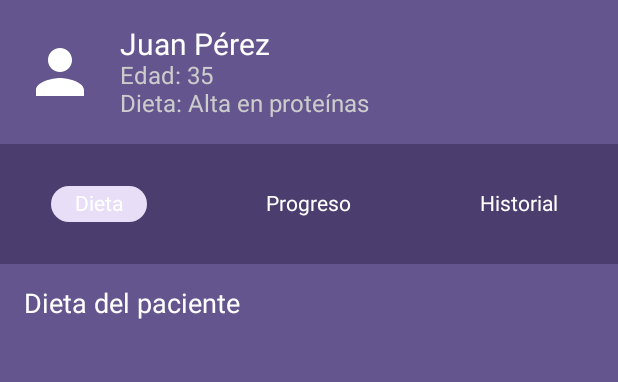
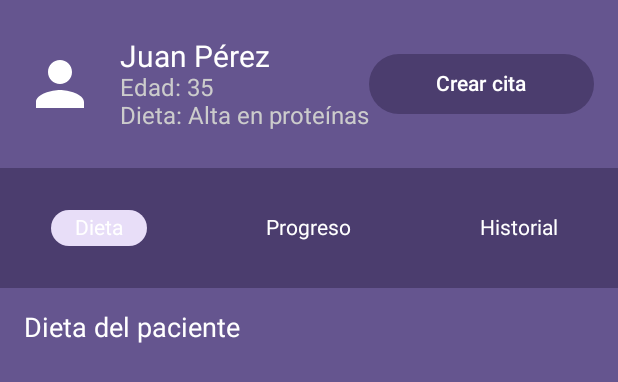
Before and after one commit to 214201827/nutri-app, an Android app built with Jetpack Compose: the @Preview function PreviewPatientDetailScreen, on a phone screen of 412 x 824 dp. Shown: the top 382 px of the screen. Run offline under Robolectric (Android 15) with nearby library versions, the phone set to English and light mode, and no system bars.

Commit message:
se aGREGO INTERFAZ PARA CREAR CITA

```diff
--- a/app/src/main/java/com/example/nutricionapp/LoginScreen.kt
+++ b/app/src/main/java/com/example/nutricionapp/LoginScreen.kt
@@ -151,6 +151,7 @@ fun LoginScreen(navController: NavHostController) {
                 Text(text = "Iniciar sesión", color = Color(0xFF4B3D6E), fontSize = 16.sp)
             }
 
+
             TextButton(onClick = { navController.navigate("RegisterOptions")}) {
                 Text(
                     text = "¿No tienes cuenta? Regístrate",
--- a/app/src/main/java/com/example/nutricionapp/PatientDetailScreen.kt
+++ b/app/src/main/java/com/example/nutricionapp/PatientDetailScreen.kt
@@ -15,6 +15,8 @@ import androidx.compose.material.icons.Icons
 import androidx.compose.material.icons.filled.Home
 import androidx.compose.material.icons.filled.Notifications
 import androidx.compose.material.icons.filled.Person
+import androidx.compose.material3.Button
+import androidx.compose.material3.ButtonDefaults
 import androidx.compose.material3.Card
 import androidx.compose.material3.CardDefaults
 import androidx.compose.material3.Icon
@@ -72,6 +74,17 @@ fun PatientDetailScreen(navController: NavHostController, patient: Patient, onBa
                     Text(text = "Edad: ${patient.age}", fontSize = 16.sp, color = Color.LightGray)
                     Text(text = "Dieta: ${patient.diet}", fontSize = 16.sp, color = Color.LightGray)
                 }
+                Button(
+                    onClick = {
+                        navController.navigate("CreateAppoitment") // Regresar a la pantalla principal
+                    },
+                    modifier = Modifier
+                        .fillMaxWidth()
+                        .padding(vertical = 16.dp),
+                    colors = ButtonDefaults.buttonColors(containerColor = Color(0xFF4B3D6E))
+                ){
+                    Text("Crear cita",color = Color.White)
+                }
             }
         }
 
@@ -99,7 +112,7 @@ fun PatientDetailScreen(navController: NavHostController, patient: Patient, onBa
 
         // Mostrar contenido según la pestaña seleccionada
         when (selectedTab) {
-            "Dieta" -> DietContent()
+            "Dieta" -> DietContent(navController = rememberNavController())
             "Progreso" -> ProgressContent()
             "Historial" -> HistoryContent()
         }
@@ -117,7 +130,7 @@ fun PatientDetailScreen(navController: NavHostController, patient: Patient, onBa
     }
 }
 @Composable
-fun DietContent() {
+fun DietContent(navController: NavHostController) {
     // Aquí va el contenido relacionado con la dieta del paciente
     Column(
         modifier = Modifier
@@ -126,7 +139,9 @@ fun DietContent() {
     ) {
         Text("Dieta del paciente", fontSize = 18.sp, color = Color.White)
         // Añade aquí más detalles sobre la dieta
+
     }
+
 }
 
 @Composable
```
